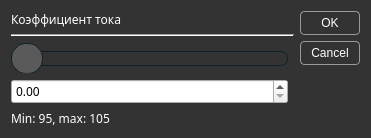
The window that calibratedialog.ui (IlyaZh/Maiman-Workbench) describes before a commit, drawn with Qt 5.
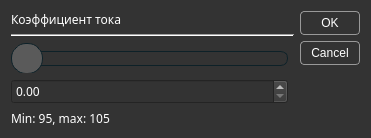
The same window after the commit.

Patch:
```diff
--- a/calibratedialog.ui
+++ b/calibratedialog.ui
@@ -140,6 +140,13 @@
        <family>Share Tech Mono</family>
       </font>
      </property>
+     <property name="styleSheet">
+      <string notr="true">QDoubleSpinBox {
+	background: rgb(51,51,51);
+	color: #fff;
+}
+</string>
+     </property>
     </widget>
    </item>
   </layout>
```
